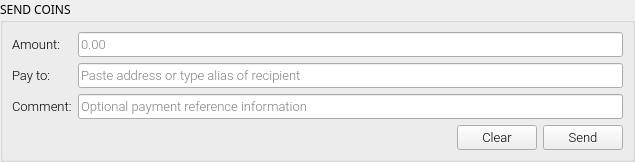
First picture: the form in app/ui/wallet_send.ui, repository coblo/gui-demo, before the edit.
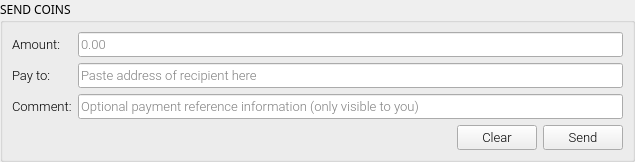
Second picture: the form after the edit.

Commit message: update placeholder texts on wallet screen

The edit to the form file:
```diff
--- a/app/ui/wallet_send.ui
+++ b/app/ui/wallet_send.ui
@@ -112,7 +112,7 @@
            <string/>
           </property>
           <property name="placeholderText">
-           <string>Paste address or type alias of recipient</string>
+           <string>Paste address of recipient here</string>
           </property>
           <property name="clearButtonEnabled">
            <bool>true</bool>
@@ -150,7 +150,7 @@
            <number>100</number>
           </property>
           <property name="placeholderText">
-           <string>Optional payment reference information</string>
+           <string>Optional payment reference information (only visible to you)</string>
           </property>
           <property name="clearButtonEnabled">
            <bool>true</bool>
```
